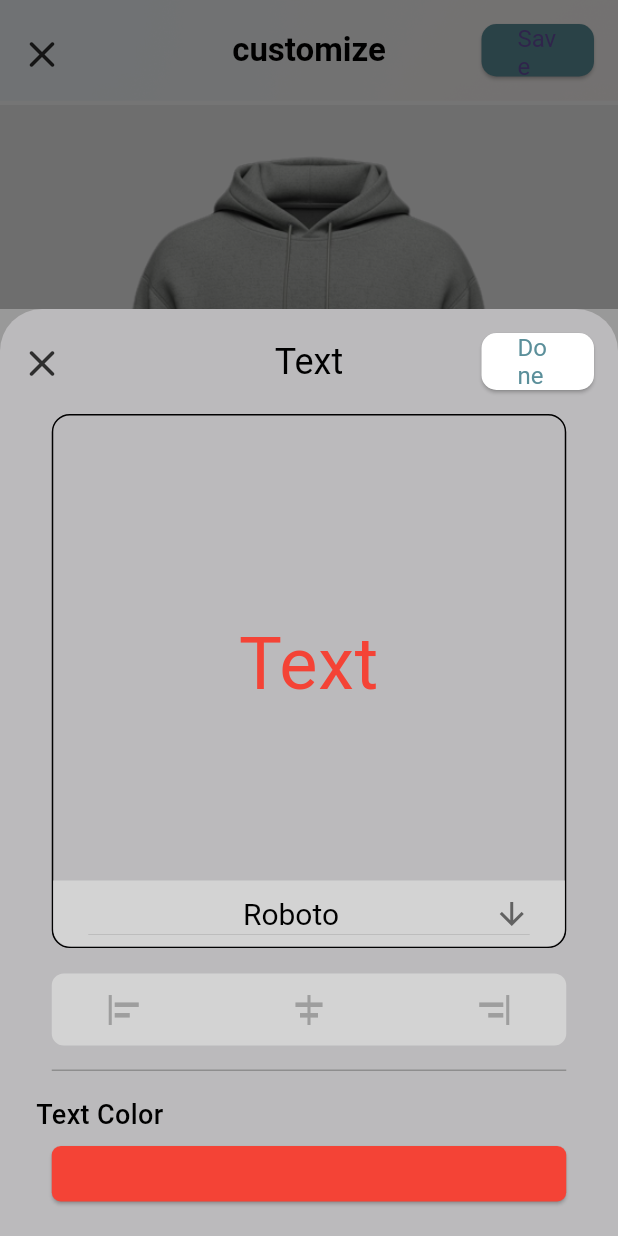
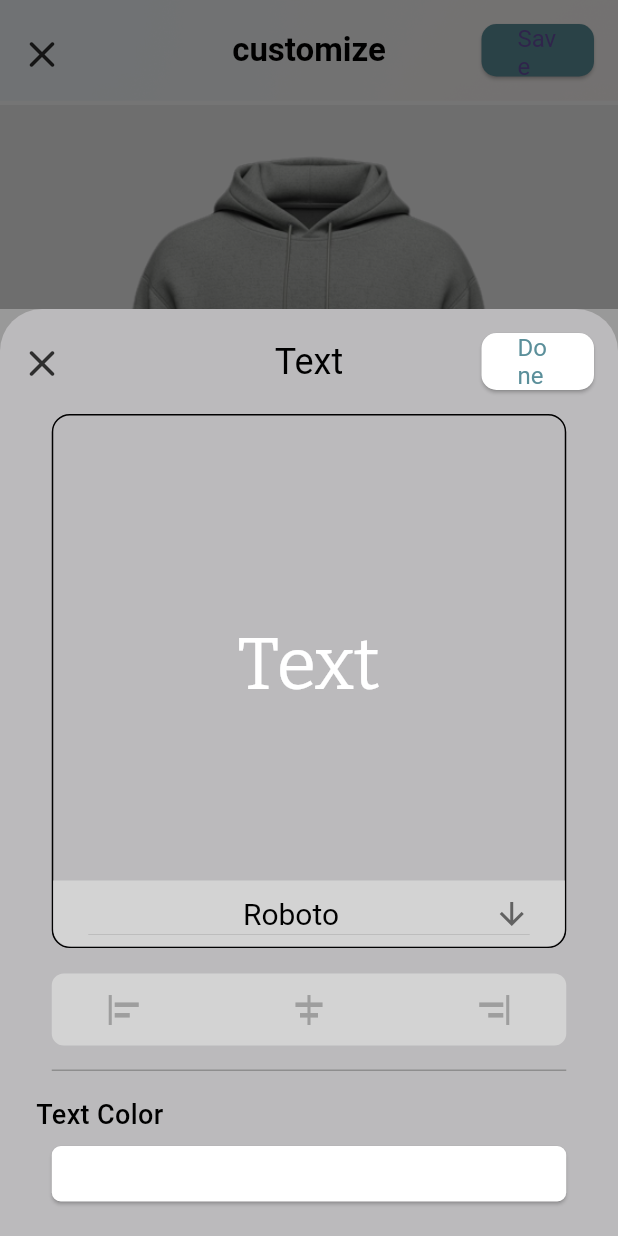
Before and after one commit to AmrTaher70/Custom_Craft, a Flutter app: the screen it shows after launch, after a tap on the "text fields" icon, on a phone screen of 412 x 824 dp. Run offline on Flutter 3.47's test engine with Material 3 defaults, Android fonts, the phone set to English and light mode, and no system bars; our stand-ins replace device_preview, flutter_colorpicker, get, go_router, google_fonts, gradient_borders and 3 more; missing offline and left inert: universal_html.

Commit message:
fix text position with sheared pre

```diff
--- a/lib/core/utils/models/text_model.dart
+++ b/lib/core/utils/models/text_model.dart
@@ -2,9 +2,9 @@ import 'package:flutter/material.dart';
 
 class TextModel extends ChangeNotifier {
   String text = '';
-  Color color = Colors.red;
+  Color color = Colors.white;
   TextAlign align = TextAlign.center;
-  String font = 'Roboto';
+  String font = 'Bitter';
 
   void updateText(String newText) {
     text = newText;
--- a/lib/features/Design/AddText/add_text_screen.dart
+++ b/lib/features/Design/AddText/add_text_screen.dart
@@ -29,7 +29,7 @@ class AddText extends StatefulWidget {
 
 class _AddTextState extends State<AddText> {
   late final TextEditingController _textControllerOfAddText;
-  String dropdownValue = 'Roboto';
+  String dropdownValue = 'Bitter';
   Color pickerColor = const Color(0xff443a49);
   Color currentColor = const Color(0xff443a49);
   TextAlign textAlign = TextAlign.center;
--- a/lib/features/Design/main_design.dart
+++ b/lib/features/Design/main_design.dart
@@ -4,6 +4,7 @@ import 'dart:typed_data';
 import 'dart:ui' as ui;
 import 'package:custom_craft/core/utils/models/saved_photo_model.dart';
 import 'package:custom_craft/features/Similarity/similarity_screen.dart';
+import 'package:shared_preferences/shared_preferences.dart';
 import 'package:universal_html/html.dart' as html;
 import 'package:custom_craft/core/utils/assets.dart';
 import 'package:custom_craft/core/utils/models/add_photos_model.dart';
@@ -39,6 +40,7 @@ class MainDesign extends StatefulWidget {
 class _MainDesignState extends State<MainDesign> {
   final GlobalKey _designKey = GlobalKey();
   final PageController _pageController = PageController(viewportFraction: 0.2);
+  final TransformationController _controller = TransformationController();
   int _currentPageIndex = 0;
 
   List<String> images = [
@@ -54,6 +56,21 @@ class _MainDesignState extends State<MainDesign> {
   void initState() {
     super.initState();
     _pageController.addListener(_handlePageChange);
+    _loadState();
+  }
+
+  Future<void> _loadState() async {
+    SharedPreferences prefs = await SharedPreferences.getInstance();
+    Matrix4? matrix = Matrix4.fromList(
+        prefs.getStringList('matrix')?.map((e) => double.parse(e)).toList() ??
+            []);
+    _controller.value = matrix;
+  }
+
+  Future<void> _saveState() async {
+    SharedPreferences prefs = await SharedPreferences.getInstance();
+    await prefs.setStringList('matrix',
+        _controller.value.storage.toList().map((e) => e.toString()).toList());
   }
 
   @override
@@ -252,12 +269,16 @@ class _MainDesignState extends State<MainDesign> {
                                 left: 100,
                                 right: 100,
                                 child: InteractiveViewer(
+                                  transformationController: _controller,
                                   boundaryMargin: EdgeInsets.symmetric(
                                     horizontal: 35,
                                     vertical: _calculateBoundaryMargin(),
                                   ),
                                   minScale: 0.1,
                                   maxScale: 1.6,
+                                  onInteractionEnd: (details) {
+                                    _saveState();
+                                  },
                                   child: Center(
                                     child: Consumer<TextModel>(
                                       builder: (context, textModel, child) {
@@ -274,7 +295,7 @@ class _MainDesignState extends State<MainDesign> {
                                     ),
                                   ),
                                 ),
-                              )
+                              ),
                             ],
                           ),
                         ),
--- a/pubspec.yaml
+++ b/pubspec.yaml
@@ -47,6 +47,7 @@ dependencies:
   intl: ^0.18.1
   material_design_icons_flutter: ^7.0.7296
   provider: ^6.1.2
+  shared_preferences: ^2.2.3
   smooth_page_indicator: ^1.1.0
   universal_html: ^2.2.4
 dev_dependencies:
```
Also changed, not shown: pubspec.lock.
